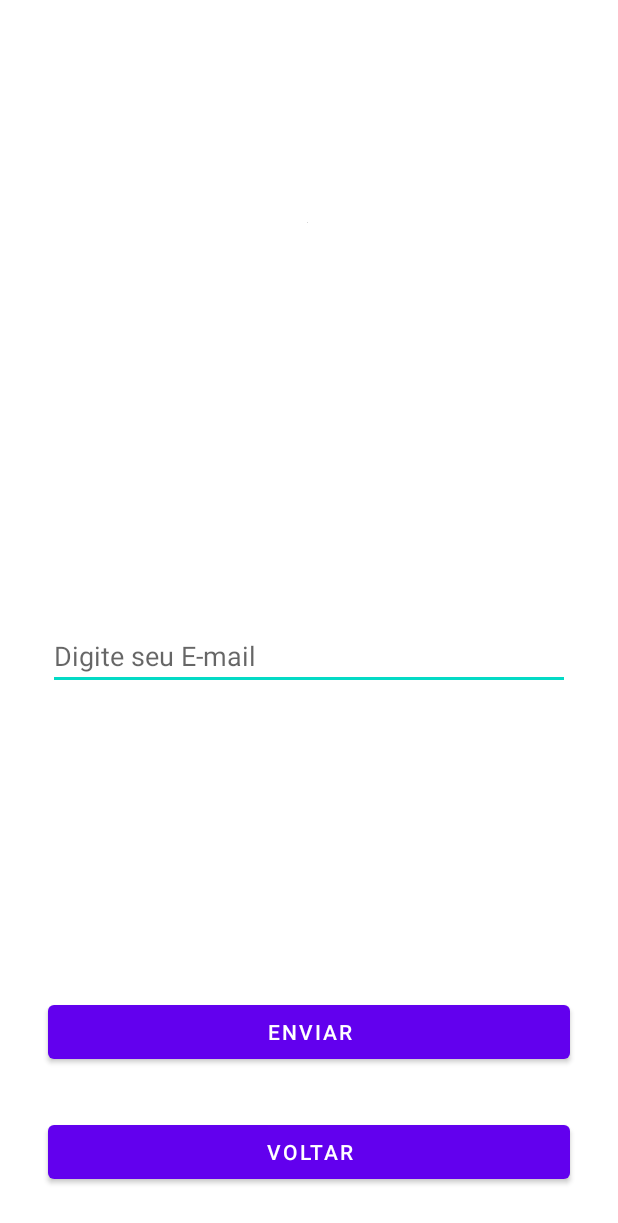
After one commit to ricardolew/IESB_PI2_2021_1, an Android app: the layout activity_esqueci.xml on its own in the app's theme, with its tools: preview values and no code run, on a phone screen of 412 x 824 dp. The commit adds this screen. Shown: the top 1223 px of the screen. Run offline under Robolectric (Android 15) with nearby library versions, the phone set to English and light mode, and no system bars.

Commit message:
Adição Esqueci Senha

```diff
--- /dev/null
+++ b/app/src/main/java/br/iesb/mobile/rpg_pi2_20211/EsqueciActivity.kt
@@ -0,0 +1,23 @@
+package br.iesb.mobile.rpg_pi2_20211
+
+import androidx.appcompat.app.AppCompatActivity
+import android.os.Bundle
+import android.widget.Toast
+import com.google.firebase.auth.FirebaseAuth
+import kotlinx.android.synthetic.main.activity_esqueci.*
+
+class EsqueciActivity : AppCompatActivity() {
+    override fun onCreate(savedInstanceState: Bundle?) {
+        super.onCreate(savedInstanceState)
+        setContentView(R.layout.activity_esqueci)
+
+        btEnviarEmail.setOnClickListener {
+            val email = etEmailEsqueci.text.toString()
+            val auth = FirebaseAuth.getInstance()
+            auth.sendPasswordResetEmail(email)
+            Toast.makeText(this, "E-mail de recuperação enviado! Favor verificar o correio eletrônico", Toast.LENGTH_LONG).show()
+            finish()
+        }
+
+    }
+}
--- /dev/null
+++ b/app/src/main/res/layout/activity_esqueci.xml
@@ -0,0 +1,59 @@
+<?xml version="1.0" encoding="utf-8"?>
+<androidx.constraintlayout.widget.ConstraintLayout xmlns:android="http://schemas.android.com/apk/res/android"
+    xmlns:app="http://schemas.android.com/apk/res-auto"
+    xmlns:tools="http://schemas.android.com/tools"
+    android:layout_width="match_parent"
+    android:layout_height="match_parent"
+    tools:context=".EsqueciActivity">
+
+    <ImageView
+        android:id="@+id/ivEsqueciLogo"
+        android:layout_width="wrap_content"
+        android:layout_height="wrap_content"
+        android:layout_marginTop="148dp"
+        app:layout_constraintEnd_toEndOf="parent"
+        app:layout_constraintHorizontal_bias="0.498"
+        app:layout_constraintStart_toStartOf="parent"
+        app:layout_constraintTop_toTopOf="parent"
+        tools:srcCompat="@tools:sample/avatars" />
+
+    <EditText
+        android:id="@+id/etEmailEsqueci"
+        android:layout_width="0dp"
+        android:layout_height="wrap_content"
+        android:layout_marginStart="32dp"
+        android:layout_marginEnd="32dp"
+        android:layout_marginBottom="204dp"
+        android:ems="10"
+        android:hint="Digite seu E-mail"
+        android:inputType="textEmailAddress"
+        app:layout_constraintBottom_toTopOf="@+id/btEnviarEmail"
+        app:layout_constraintEnd_toEndOf="parent"
+        app:layout_constraintHorizontal_bias="0.0"
+        app:layout_constraintStart_toStartOf="parent" />
+
+    <Button
+        android:id="@+id/btEnviarEmail"
+        android:layout_width="0dp"
+        android:layout_height="wrap_content"
+        android:layout_marginStart="32dp"
+        android:layout_marginEnd="32dp"
+        android:layout_marginBottom="32dp"
+        android:text="Enviar"
+        app:layout_constraintBottom_toTopOf="@+id/btVoltarEsqueci"
+        app:layout_constraintEnd_toEndOf="parent"
+        app:layout_constraintStart_toStartOf="parent" />
+
+    <Button
+        android:id="@+id/btVoltarEsqueci"
+        android:layout_width="0dp"
+        android:layout_height="wrap_content"
+        android:layout_marginStart="32dp"
+        android:layout_marginEnd="32dp"
+        android:layout_marginBottom="32dp"
+        android:text="Voltar"
+        app:layout_constraintBottom_toBottomOf="parent"
+        app:layout_constraintEnd_toEndOf="parent"
+        app:layout_constraintHorizontal_bias="0.498"
+        app:layout_constraintStart_toStartOf="parent" />
+</androidx.constraintlayout.widget.ConstraintLayout>
--- a/app/src/main/res/layout/activity_main.xml
+++ b/app/src/main/res/layout/activity_main.xml
@@ -48,7 +48,7 @@
         android:layout_width="wrap_content"
         android:layout_height="wrap_content"
         android:layout_marginBottom="32dp"
-        android:text="Esqueci a senha?"
+        android:text="Esqueci a senha"
         android:textSize="18sp"
         app:layout_constraintBottom_toBottomOf="parent"
         app:layout_constraintEnd_toEndOf="parent"
```
